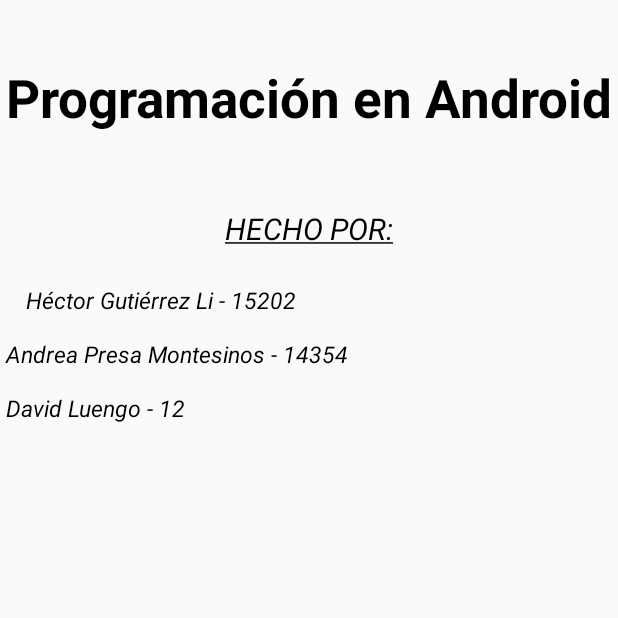
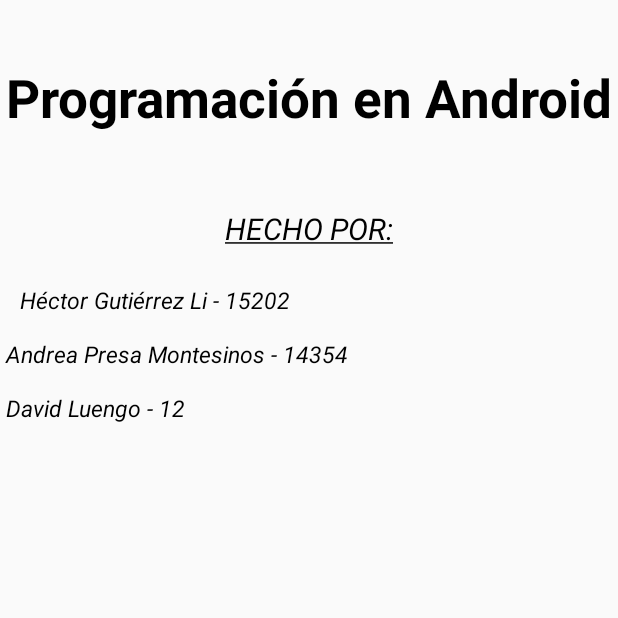
Before and after one commit to HecGL/Android, an Android app: the Credits screen opened directly, with no data from a screen before it, on a phone screen of 412 x 824 dp, the top half of it. Run offline under Robolectric (Android 15) with nearby library versions, the phone set to English and light mode, and no system bars.

Commit message:
Un espacio que se ha colado

```diff
--- a/Nuevo/Multi/app/src/main/res/values/strings.xml
+++ b/Nuevo/Multi/app/src/main/res/values/strings.xml
@@ -30,7 +30,7 @@
 
     <string name="Credits_doneby"><u>Hecho por:</u>\n</string>
     <string name="Credits_name">
-        \t Héctor Gutiérrez Li - 15202\n\n
+        \tHéctor Gutiérrez Li - 15202\n\n
         Andrea Presa Montesinos - 14354\n\n
         David Luengo - 12\n\n\n\n\n\n\n\n\n\n\n\n\n\n\n\n\n\n\n
     </string>
```
